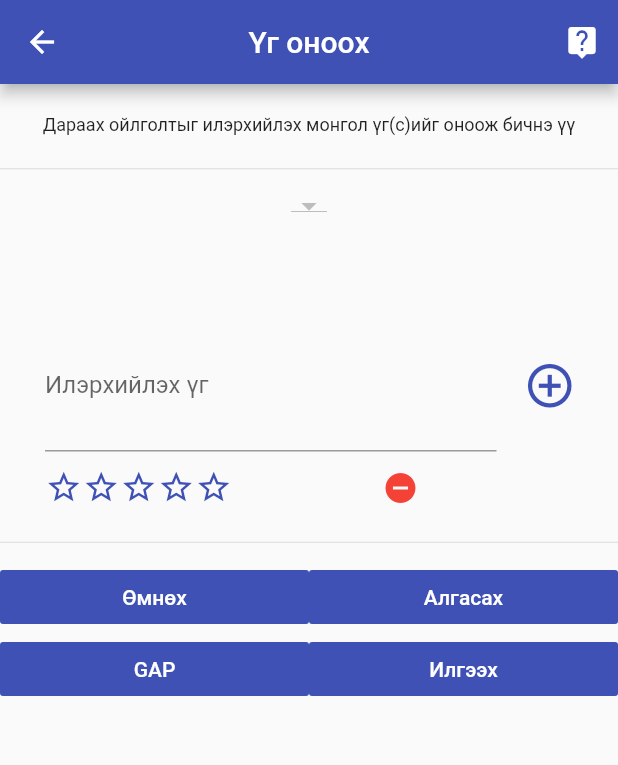
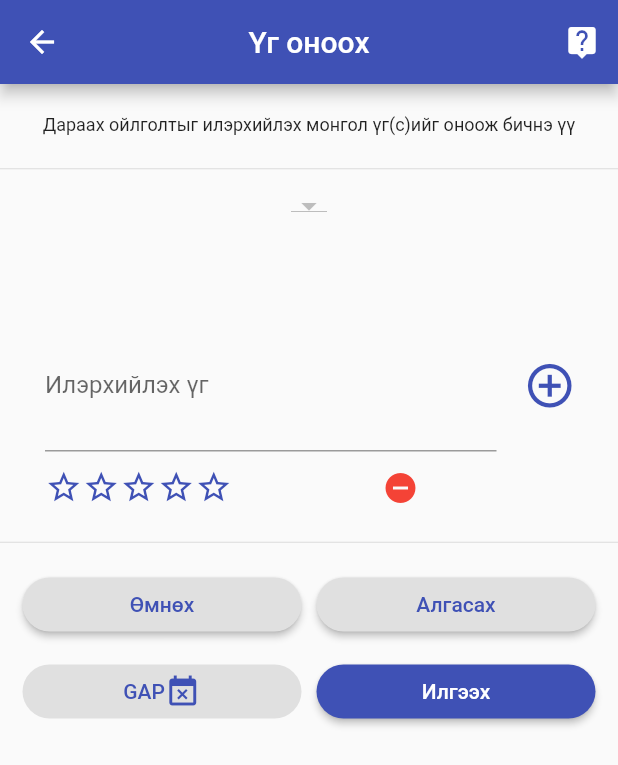
Before and after one commit to Baigalii/lkc-mobile-app, a Flutter app: the AllocateApp screen opened by its route, on a phone screen of 412 x 824 dp. Shown: the top 765 px of the screen. Run offline on Flutter 3.47's test engine with Material 2 defaults, Android fonts, the phone set to English and light mode, and no system bars; drawn by our look-alikes of smooth_star_rating; our stand-ins replace fluttertoast, shared_preferences; missing offline and left inert: draggable_flutter_list, rich_alert; accounts and stored records are empty; network calls fail.

Commit message:
some changes

```diff
--- a/lib/screen/login/login.dart
+++ b/lib/screen/login/login.dart
@@ -178,7 +178,7 @@ class _LoginAppState extends State<LoginApp> {
                               children: <Widget>[
                                 new InkWell(
                                   child: Padding(
-                                    child: new Text('Нууц үгээ мартсан уу?'),
+                                    child: new Text('Нууц үгээ мартсан?'),
                                     padding: EdgeInsets.only(top: 10.0),
                                   ),
                                   onTap: () {
--- a/lib/screen/tasks/allocate.dart
+++ b/lib/screen/tasks/allocate.dart
@@ -222,28 +222,43 @@ class _AllocateAppState extends State<AllocateApp>
             Divider(
               height: 25.0,
             ),
-            Row(
+            Padding(
+              padding: EdgeInsets.symmetric(vertical: 5.0, horizontal: 10.0),
+              child: Row(
                 mainAxisAlignment: MainAxisAlignment.spaceBetween,
                 children: <Widget>[
                   Expanded(
-                  child: FlatButton(
-                    color: Colors.indigo,
-                    onPressed: () => Navigator.pushNamed(context, '/previous'),
+                      flex: 2,
+                      child: Padding(
+                        padding: EdgeInsets.symmetric(horizontal: 5.0),
+                        child: RaisedButton(
+                          shape: RoundedRectangleBorder(
+                            borderRadius: new BorderRadius.circular(20.0),
+                          ),
+                          color: Colors.grey[300],
+                          onPressed: () =>
+                              Navigator.pushNamed(context, '/previous'),
                           child: Row(
                             mainAxisAlignment: MainAxisAlignment.center,
                             // Replace with a Row for horizontal icon + text
                             children: <Widget>[
                               Text(
                                 "Өмнөх",
-                          style: TextStyle(color: Colors.white),
+                                style: TextStyle(color: Colors.indigo),
                               ),
                             ],
                           ),
                         ),
+                      )),
+                  Expanded(
+                      flex: 2,
+                      child: Padding(
+                        padding: EdgeInsets.symmetric(horizontal: 5.0),
+                        child: RaisedButton(
+                          shape: RoundedRectangleBorder(
+                            borderRadius: new BorderRadius.circular(20.0),
                           ),
-                Expanded(
-                  child: FlatButton(
-                    color: Colors.indigo,
+                          color: Colors.grey[300],
                           onPressed: _skipButton,
                           //padding: EdgeInsets.all(10.0),
                           child: Row(
@@ -252,21 +267,29 @@ class _AllocateAppState extends State<AllocateApp>
                             children: <Widget>[
                               Text(
                                 "Алгасах",
-                          style: TextStyle(color: Colors.white),
+                                style: TextStyle(color: Colors.indigo),
                               ),
                             ],
                           ),
                         ),
-                ),
+                      )),
                 ],
               ),
-            Row(
+            ),
+            Padding(
+              padding: EdgeInsets.symmetric(vertical: 5.0, horizontal: 10.0),
+              child: Row(
                 mainAxisAlignment: MainAxisAlignment.spaceBetween,
                 children: <Widget>[
-                Flexible(
+                  Expanded(
+                    flex: 2,
                     child: Center(
+                        child: Padding(
+                      padding: EdgeInsets.symmetric(horizontal: 5.0),
                       child: FlatButton(
-                      color: Colors.indigo,
+                        color: Colors.grey[300],
+                        shape: RoundedRectangleBorder(
+                            borderRadius: BorderRadius.circular(20.0)),
                         onPressed: () => _showDialog(context),
                         splashColor: Colors.indigo,
                         child: Row(
@@ -275,16 +298,26 @@ class _AllocateAppState extends State<AllocateApp>
                           children: <Widget>[
                             Text(
                               "GAP",
-                            style: TextStyle(color: Colors.white),
+                              style: TextStyle(color: Colors.indigo),
                             ),
+                            Icon(
+                              Icons.event_busy,
+                              color: Colors.indigo,
+                            )
                           ],
                         ),
                       ),
+                    )),
                   ),
+                  Expanded(
+                    flex: 2,
+                    child: Center(
+                        child: Padding(
+                      padding: EdgeInsets.symmetric(horizontal: 5.0),
+                      child: RaisedButton(
+                        shape: RoundedRectangleBorder(
+                          borderRadius: new BorderRadius.circular(20.0),
                         ),
-                Flexible(
-                  child: Center(
-                    child: FlatButton(
                         color: Colors.indigo,
                         onPressed: _sendButton,
                         child: Row(
@@ -298,10 +331,11 @@ class _AllocateAppState extends State<AllocateApp>
                           ],
                         ),
                       ),
-                  ),
+                    )),
                   ),
                 ],
               ),
+            )
           ],
         ),
       ),
```
Also changed, not shown: lib/screen/tasks/modify.dart (+15 -7 lines), lib/screen/tasks/sort.dart (+11 -5 lines), lib/screen/tasks/translate.dart (+12 -6 lines). Lines whose indentation alone changed are shown as unchanged.
